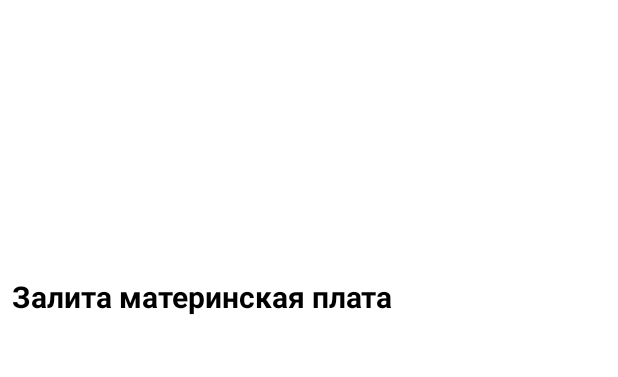
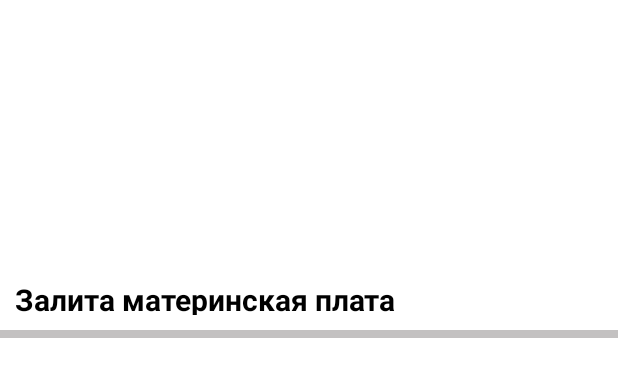
Before and after one commit to ametr1ne/OverDiff, an Android app: the layout preview_article.xml on its own in the app's theme, with its tools: preview values and no code run, on a phone screen of 412 x 824 dp. Shown: the top 377 px of the screen. Run offline under Robolectric (Android 15) with nearby library versions, the phone set to English and light mode, and no system bars.

```diff
--- a/app/src/main/java/com/ametr1ne/overdiff/fragments/ArticleFragment.java
+++ b/app/src/main/java/com/ametr1ne/overdiff/fragments/ArticleFragment.java
@@ -1,5 +1,6 @@
 package com.ametr1ne.overdiff.fragments;
 
+import android.app.ActionBar;
 import android.os.Bundle;
 
 import androidx.fragment.app.Fragment;
--- a/app/src/main/res/layout/fragment_tape.xml
+++ b/app/src/main/res/layout/fragment_tape.xml
@@ -4,5 +4,4 @@
     android:layout_width="match_parent"
     android:layout_height="match_parent"
     android:background="?attr/background_color">
-
 </FrameLayout>
--- a/app/src/main/res/layout/preview_article.xml
+++ b/app/src/main/res/layout/preview_article.xml
@@ -1,10 +1,13 @@
 <?xml version="1.0" encoding="utf-8"?>
 <RelativeLayout xmlns:android="http://schemas.android.com/apk/res/android"
     android:layout_width="wrap_content"
-    android:layout_height="wrap_content"
-    android:background="?attr/background_color"
-    android:padding="8dp">
-
+    android:layout_height="225dp"
+    android:background="?attr/back_background_color">
+  <RelativeLayout
+      android:layout_width="match_parent"
+      android:layout_height="220dp"
+      android:padding="10dp"
+      android:background="?attr/background_color">
     <TextView
         android:id="@+id/title_article"
         android:layout_width="match_parent"
@@ -23,5 +26,8 @@
         android:layout_marginTop="10dp"
         android:scaleType="centerCrop"
         android:tag="image_preview" />
+  </RelativeLayout>
+
+
 
 </RelativeLayout>
--- a/app/src/main/res/values-night/themes.xml
+++ b/app/src/main/res/values-night/themes.xml
@@ -19,5 +19,6 @@
         <item name="nav_bar_color">@color/gray</item>
         <item name="button_background_color">@color/space_white</item>
         <item name="warning_color">@color/red</item>
+        <item name="back_background_color">@color/black</item>
     </style>
 </resources>
--- a/app/src/main/res/values/attr.xml
+++ b/app/src/main/res/values/attr.xml
@@ -7,5 +7,6 @@
         <attr name="nav_bar_color" format="color"/>
         <attr name="button_background_color" format="color"/>
         <attr name="warning_color" format="color"/>
+        <attr name="back_background_color" format="color"/>
     </declare-styleable>
 </resources>
--- a/app/src/main/res/values/themes.xml
+++ b/app/src/main/res/values/themes.xml
@@ -19,6 +19,7 @@
         <item name="nav_bar_color">@color/white</item>
         <item name="button_background_color">@color/space_gray</item>
         <item name="warning_color">@color/red</item>
+        <item name="back_background_color">#C3C1C1</item>
     </style>
 
     <style name="Theme.OverDiff.NoActionBar">
```
Also changed, not shown: app/src/main/res/layout/fragment_article.xml (+7 -7 lines), app/src/main/res/layout/fragment_setting2.xml (deleted, +0 -15 lines), app/src/main/res/layout/recycler_view.xml (+13 -29 lines). Lines whose indentation alone changed are shown as unchanged.
